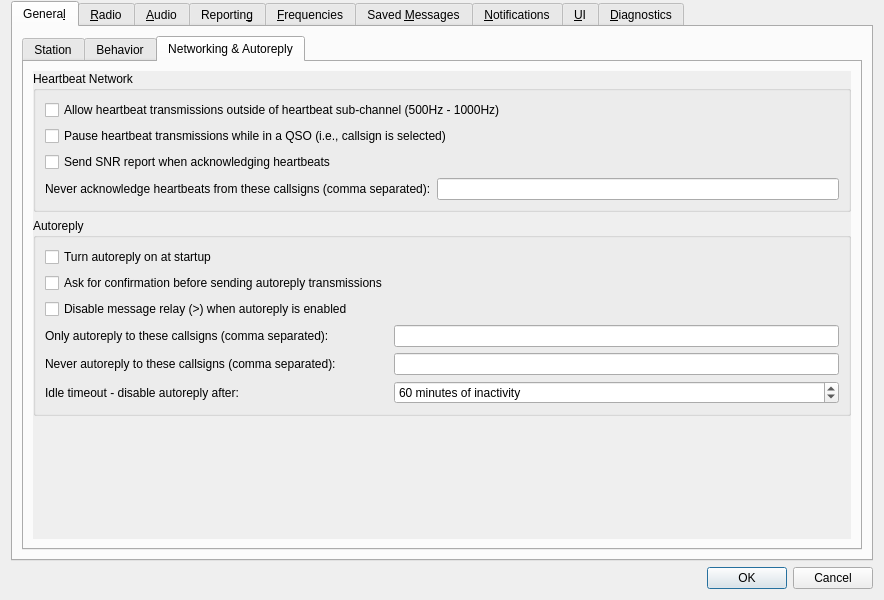
Qt form JS8_UI/Configuration.ui (JS8Call-improved/JS8Call-improved) before a commit.
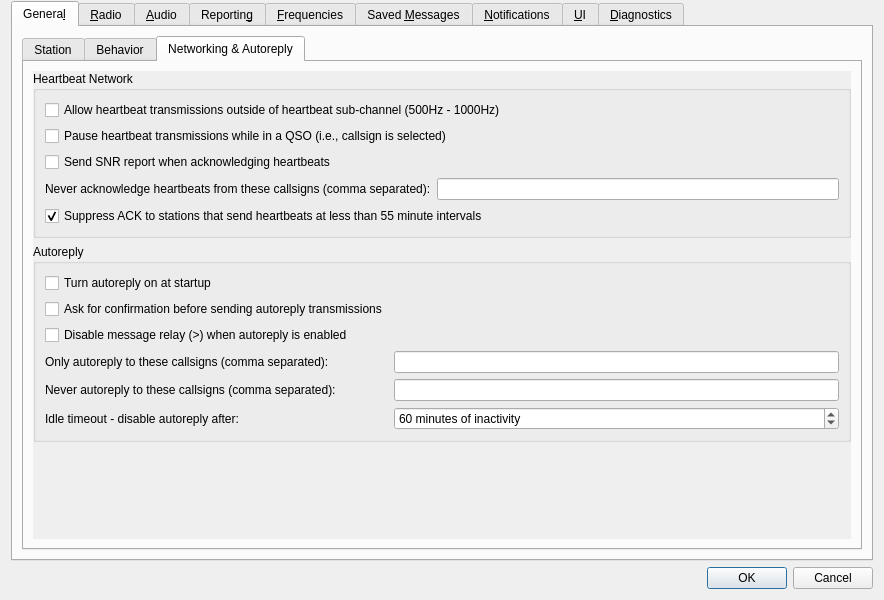
The same form after that commit. The open tabs and pages were chosen to show the change. Custom widgets are drawn as their Qt base class.

Commit message: Add UI setting to enable/disable automatic blacklisting of stations that send more often than every 55 minutes

What changed in the file:
```diff
--- a/JS8_UI/Configuration.ui
+++ b/JS8_UI/Configuration.ui
@@ -774,6 +774,16 @@
                     </item>
                    </layout>
                   </item>
+                  <item>
+                   <widget class="QCheckBox" name="hb_rate_limit_check_box">
+                    <property name="text">
+                     <string>Suppress ACK to stations that send heartbeats at less than 55 minute intervals</string>
+                    </property>
+                    <property name="checked">
+                     <bool>true</bool>
+                    </property>
+                   </widget>
+                  </item>
                  </layout>
                 </widget>
                </item>
```
Left out of the diff: 1 changed line with no effect on the pictures. The commit also changes 3 other files.
